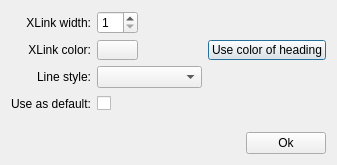
Qt form editxlinkdialog.ui (insilmaril/vym) before a commit.
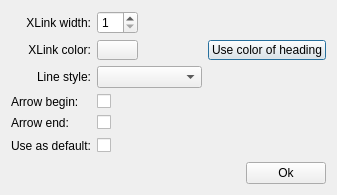
The same form after that commit.

Commit message: Hide arrows of xlinks when scrolling

Diff of the .ui file:
```diff
--- a/editxlinkdialog.ui
+++ b/editxlinkdialog.ui
@@ -34,6 +34,13 @@
      <property name="spacing">
       <number>6</number>
      </property>
+     <item row="3" column="0">
+      <widget class="QLabel" name="label_2">
+       <property name="text">
+        <string>Arrow begin:</string>
+       </property>
+      </widget>
+     </item>
      <item row="0" column="1">
       <widget class="QSpinBox" name="widthBox">
        <property name="sizePolicy">
@@ -89,7 +96,7 @@
        </property>
       </widget>
      </item>
-     <item row="3" column="1" colspan="2">
+     <item row="5" column="1" colspan="2">
       <widget class="QCheckBox" name="useSettings">
        <property name="text">
         <string/>
@@ -138,7 +145,7 @@
        </property>
       </spacer>
      </item>
-     <item row="3" column="0">
+     <item row="5" column="0">
       <widget class="QLabel" name="textLabel1_2">
        <property name="text">
         <string>Use as default:</string>
@@ -148,7 +155,7 @@
        </property>
       </widget>
      </item>
-     <item row="3" column="3" colspan="2">
+     <item row="5" column="3" colspan="2">
       <spacer>
        <property name="orientation">
         <enum>Qt::Horizontal</enum>
@@ -177,6 +184,27 @@
      <item row="2" column="1" colspan="3">
       <widget class="QComboBox" name="lineStyleCombo"/>
      </item>
+     <item row="4" column="0">
+      <widget class="QLabel" name="label_3">
+       <property name="text">
+        <string>Arrow end:</string>
+       </property>
+      </widget>
+     </item>
+     <item row="3" column="1">
+      <widget class="QCheckBox" name="checkBoxArrowBegin">
+       <property name="text">
+        <string/>
+       </property>
+      </widget>
+     </item>
+     <item row="4" column="1">
+      <widget class="QCheckBox" name="checkBox_2">
+       <property name="text">
+        <string/>
+       </property>
+      </widget>
+     </item>
     </layout>
    </item>
    <item>
```
The commit also changes 6 other files.
